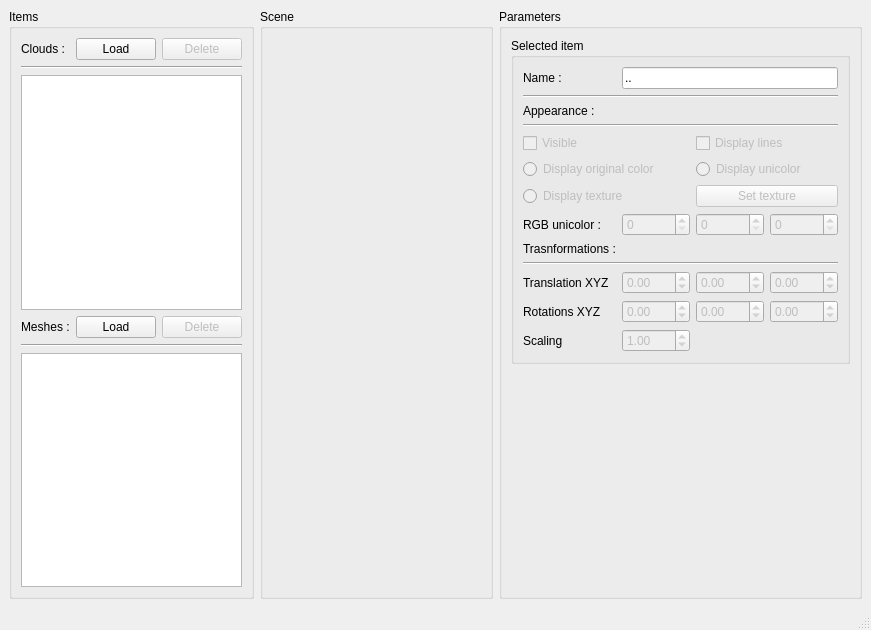
First picture: the form in swooz-viewer/trunk/form/SWUI_Viewer.ui, repository GuillaumeGibert/swooz, before the edit.
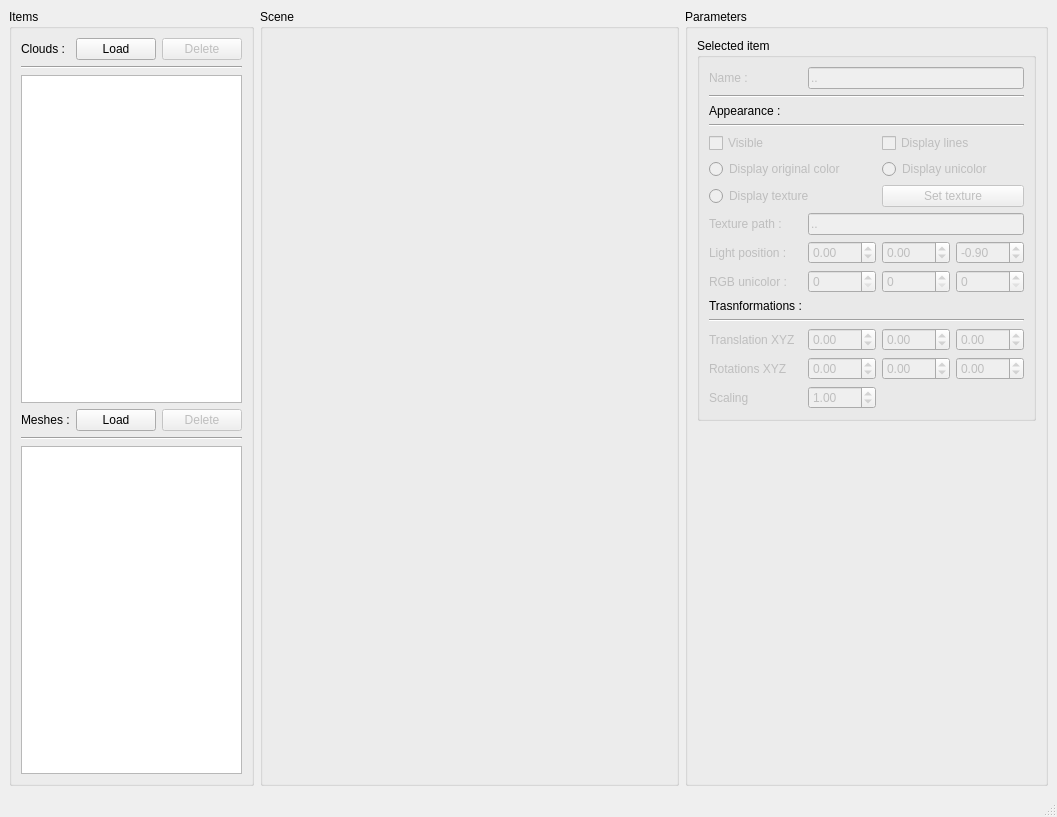
Second picture: the form after the edit.

Commit message:
[GL viewer]
*add light
* rot/trans

What changed in the file:
```diff
--- a/swooz-viewer/trunk/form/SWUI_Viewer.ui
+++ b/swooz-viewer/trunk/form/SWUI_Viewer.ui
@@ -6,8 +6,8 @@
    <rect>
     <x>0</x>
     <y>0</y>
-    <width>871</width>
-    <height>630</height>
+    <width>1057</width>
+    <height>817</height>
    </rect>
   </property>
   <property name="windowTitle">
@@ -140,7 +140,7 @@
              <layout class="QGridLayout" name="gridLayout_9">
               <item row="0" column="0">
                <layout class="QGridLayout" name="glSelectedItem">
-                <item row="12" column="3">
+                <item row="14" column="3">
                  <widget class="QDoubleSpinBox" name="dsbRZ">
                   <property name="enabled">
                    <bool>false</bool>
@@ -190,14 +190,17 @@
                   </property>
                  </widget>
                 </item>
-                <item row="8" column="0">
+                <item row="10" column="0">
                  <widget class="QLabel" name="laRGBUnicolor">
+                  <property name="enabled">
+                   <bool>false</bool>
+                  </property>
                   <property name="text">
                    <string>RGB unicolor :</string>
                   </property>
                  </widget>
                 </item>
-                <item row="12" column="1">
+                <item row="14" column="1">
                  <widget class="QDoubleSpinBox" name="dsbRX">
                   <property name="enabled">
                    <bool>false</bool>
@@ -213,14 +216,17 @@
                   </property>
                  </widget>
                 </item>
-                <item row="12" column="0">
+                <item row="14" column="0">
                  <widget class="QLabel" name="laRota">
+                  <property name="enabled">
+                   <bool>false</bool>
+                  </property>
                   <property name="text">
                    <string>Rotations XYZ</string>
                   </property>
                  </widget>
                 </item>
-                <item row="11" column="2">
+                <item row="13" column="2">
                  <widget class="QDoubleSpinBox" name="dsbTrY">
                   <property name="enabled">
                    <bool>false</bool>
@@ -236,7 +242,7 @@
                   </property>
                  </widget>
                 </item>
-                <item row="11" column="3">
+                <item row="13" column="3">
                  <widget class="QDoubleSpinBox" name="dsbTrZ">
                   <property name="enabled">
                    <bool>false</bool>
@@ -252,7 +258,7 @@
                   </property>
                  </widget>
                 </item>
-                <item row="11" column="1">
+                <item row="13" column="1">
                  <widget class="QDoubleSpinBox" name="dsbTrX">
                   <property name="enabled">
                    <bool>false</bool>
@@ -268,21 +274,21 @@
                   </property>
                  </widget>
                 </item>
-                <item row="9" column="0">
+                <item row="11" column="0">
                  <widget class="QLabel" name="laTransformations">
                   <property name="text">
                    <string>Trasnformations :</string>
                   </property>
                  </widget>
                 </item>
-                <item row="10" column="0" colspan="4">
+                <item row="12" column="0" colspan="4">
                  <widget class="Line" name="lTransformations">
                   <property name="orientation">
                    <enum>Qt::Horizontal</enum>
                   </property>
                  </widget>
                 </item>
-                <item row="12" column="2">
+                <item row="14" column="2">
                  <widget class="QDoubleSpinBox" name="dsbRY">
                   <property name="enabled">
                    <bool>false</bool>
@@ -298,21 +304,27 @@
                   </property>
                  </widget>
                 </item>
-                <item row="11" column="0">
+                <item row="13" column="0">
                  <widget class="QLabel" name="laTrans">
+                  <property name="enabled">
+                   <bool>false</bool>
+                  </property>
                   <property name="text">
                    <string>Translation XYZ</string>
                   </property>
                  </widget>
                 </item>
-                <item row="13" column="0">
+                <item row="15" column="0">
                  <widget class="QLabel" name="laScaling">
+                  <property name="enabled">
+                   <bool>false</bool>
+                  </property>
                   <property name="text">
                    <string>Scaling</string>
                   </property>
                  </widget>
                 </item>
-                <item row="13" column="1">
+                <item row="15" column="1">
                  <widget class="QDoubleSpinBox" name="dsbScaling">
                   <property name="enabled">
                    <bool>false</bool>
@@ -374,7 +386,7 @@
                   </property>
                  </widget>
                 </item>
-                <item row="8" column="1">
+                <item row="10" column="1">
                  <widget class="QSpinBox" name="sbColorR">
                   <property name="enabled">
                    <bool>false</bool>
@@ -384,7 +396,7 @@
                   </property>
                  </widget>
                 </item>
-                <item row="8" column="2">
+                <item row="10" column="2">
                  <widget class="QSpinBox" name="sbColorG">
                   <property name="enabled">
                    <bool>false</bool>
@@ -396,12 +408,15 @@
                 </item>
                 <item row="0" column="0">
                  <widget class="QLabel" name="laName">
+                  <property name="enabled">
+                   <bool>false</bool>
+                  </property>
                   <property name="text">
                    <string>Name :</string>
                   </property>
                  </widget>
                 </item>
-                <item row="8" column="3">
+                <item row="10" column="3">
                  <widget class="QSpinBox" name="sbColorB">
                   <property name="enabled">
                    <bool>false</bool>
@@ -420,6 +435,9 @@
                 </item>
                 <item row="0" column="1" colspan="3">
                  <widget class="QLineEdit" name="leNameItem">
+                  <property name="enabled">
+                   <bool>false</bool>
+                  </property>
                   <property name="text">
                    <string>..</string>
                   </property>
@@ -428,6 +446,81 @@
                   </property>
                  </widget>
                 </item>
+                <item row="8" column="0">
+                 <widget class="QLabel" name="laTexture">
+                  <property name="enabled">
+                   <bool>false</bool>
+                  </property>
+                  <property name="text">
+                   <string>Texture path :</string>
+                  </property>
+                 </widget>
+                </item>
+                <item row="8" column="1" colspan="3">
+                 <widget class="QLineEdit" name="leTexturePath">
+                  <property name="enabled">
+                   <bool>false</bool>
+                  </property>
+                  <property name="text">
+                   <string>..</string>
+                  </property>
+                  <property name="readOnly">
+                   <bool>true</bool>
+                  </property>
+                 </widget>
+                </item>
+                <item row="9" column="1">
+                 <widget class="QDoubleSpinBox" name="dsbLightX">
+                  <property name="enabled">
+                   <bool>false</bool>
+                  </property>
+                  <property name="minimum">
+                   <double>-100.000000000000000</double>
+                  </property>
+                  <property name="singleStep">
+                   <double>0.100000000000000</double>
+                  </property>
+                 </widget>
+                </item>
+                <item row="9" column="2">
+                 <widget class="QDoubleSpinBox" name="dsbLightY">
+                  <property name="enabled">
+                   <bool>false</bool>
+                  </property>
+                  <property name="minimum">
+                   <double>-100.000000000000000</double>
+                  </property>
+                  <property name="singleStep">
+                   <double>0.100000000000000</double>
+                  </property>
+                 </widget>
+                </item>
+                <item row="9" column="3">
+                 <widget class="QDoubleSpinBox" name="dsbLightZ">
+                  <property name="enabled">
+                   <bool>false</bool>
+                  </property>
+                  <property name="minimum">
+                   <double>-100.000000000000000</double>
+                  </property>
+                  <property name="singleStep">
+                   <double>0.100000000000000</double>
+                  </property>
+                  <property name="value">
+                   <double>-0.900000000000000</double>
+                  </property>
+                 </widget>
+                </item>
+                <item row="9" column="0">
+                 <widget class="QLabel" name="laLightPosition">
+                  <property name="enabled">
+                   <bool>false</bool>
+                  </property>
+                  <property name="text">
+                   <string>Light position :</string>
+                  </property>
+                 </widget>
+                </item>
                </layout>
               </item>
              </layout>
```
Left out of the diff: 8 changed lines with no effect on the pictures. The commit also changes 13 other files.
